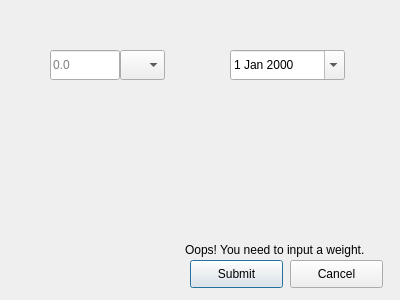
ncerdan/Wall-Witness, file ui/weightDialog.ui: the form before one commit.
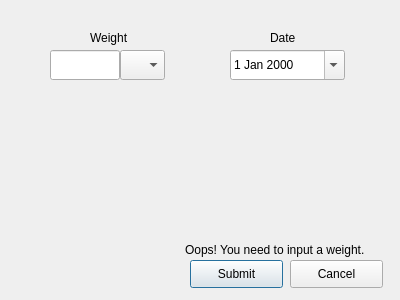
The form after the commit.

Commit message: labeled elements in UI. created workout entry UI.

Diff of the .ui file:
```diff
--- a/ui/weightDialog.ui
+++ b/ui/weightDialog.ui
@@ -83,7 +83,7 @@
     <string/>
    </property>
    <property name="placeholderText">
-    <string notr="true" extracomment="0.0">0.0</string>
+    <string notr="true" extracomment="0.0"/>
    </property>
   </widget>
   <widget class="QComboBox" name="unitsBox">
@@ -115,6 +115,32 @@
     <set>Qt::NoTextInteraction</set>
    </property>
   </widget>
+  <widget class="QLabel" name="weightLabel">
+   <property name="geometry">
+    <rect>
+     <x>90</x>
+     <y>30</y>
+     <width>53</width>
+     <height>16</height>
+    </rect>
+   </property>
+   <property name="text">
+    <string>Weight</string>
+   </property>
+  </widget>
+  <widget class="QLabel" name="dateLabel">
+   <property name="geometry">
+    <rect>
+     <x>270</x>
+     <y>30</y>
+     <width>53</width>
+     <height>16</height>
+    </rect>
+   </property>
+   <property name="text">
+    <string>Date</string>
+   </property>
+  </widget>
  </widget>
  <resources/>
  <connections/>
```
The commit also changes 1 other file.
